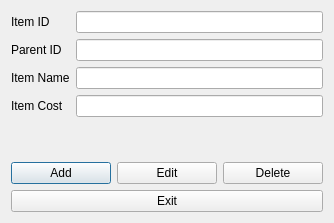
khaller1/CS1D-PROJECT-1, file addmenu.ui: the form before one commit.
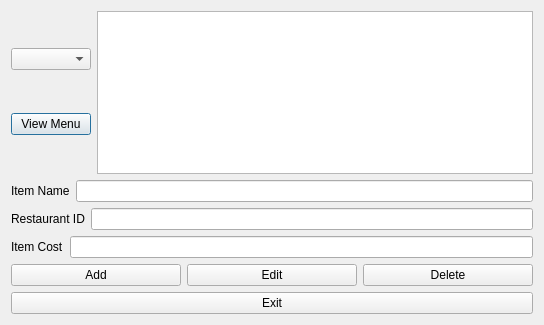
The form after the commit.

What changed in the file:
```diff
--- a/addmenu.ui
+++ b/addmenu.ui
@@ -6,62 +6,83 @@
    <rect>
     <x>0</x>
     <y>0</y>
-    <width>334</width>
-    <height>223</height>
+    <width>544</width>
+    <height>325</height>
    </rect>
   </property>
   <property name="windowTitle">
    <string>Dialog</string>
   </property>
-  <layout class="QGridLayout" name="gridLayout">
-   <item row="0" column="0">
+  <layout class="QVBoxLayout" name="verticalLayout_4">
+   <item>
+    <layout class="QHBoxLayout" name="horizontalLayout_2">
+     <item>
     <layout class="QVBoxLayout" name="verticalLayout_2">
      <item>
-      <layout class="QVBoxLayout" name="verticalLayout">
+        <widget class="QComboBox" name="RestaurantCombo"/>
+       </item>
+       <item>
+        <widget class="QPushButton" name="ViewMenu">
+         <property name="text">
+          <string>View Menu</string>
+         </property>
+        </widget>
+       </item>
+      </layout>
+     </item>
+     <item>
+      <widget class="QTableView" name="MenuTable"/>
+     </item>
+    </layout>
+   </item>
+   <item>
+    <layout class="QVBoxLayout" name="verticalLayout_3">
        <item>
         <layout class="QFormLayout" name="formLayout">
          <item row="0" column="0">
-          <widget class="QLabel" name="label">
-           <property name="text">
-            <string>Item ID</string>
-           </property>
-          </widget>
-         </item>
-         <item row="0" column="1">
-          <widget class="QLineEdit" name="lineEdit_id"/>
-         </item>
-         <item row="1" column="0">
-          <widget class="QLabel" name="label_2">
-           <property name="text">
-            <string>Parent ID</string>
-           </property>
-          </widget>
-         </item>
-         <item row="1" column="1">
-          <widget class="QLineEdit" name="lineEdit_parent"/>
-         </item>
-         <item row="2" column="0">
           <widget class="QLabel" name="label_3">
            <property name="text">
             <string>Item Name</string>
            </property>
           </widget>
          </item>
-         <item row="2" column="1">
+       <item row="0" column="1">
           <widget class="QLineEdit" name="lineEdit_name"/>
          </item>
-         <item row="3" column="0">
+      </layout>
+     </item>
+     <item>
+      <layout class="QFormLayout" name="formLayout_3">
+       <item row="0" column="0">
+        <widget class="QLabel" name="label">
+         <property name="text">
+          <string>Restaurant ID</string>
+         </property>
+        </widget>
+       </item>
+       <item row="0" column="1">
+        <widget class="QLineEdit" name="lineEdit_id"/>
+       </item>
+      </layout>
+     </item>
+     <item>
+      <layout class="QFormLayout" name="formLayout_2">
+       <item row="0" column="0">
           <widget class="QLabel" name="label_4">
            <property name="text">
             <string>Item Cost</string>
            </property>
           </widget>
          </item>
-         <item row="3" column="1">
+       <item row="0" column="1">
           <widget class="QLineEdit" name="lineEdit_cost"/>
          </item>
         </layout>
        </item>
+    </layout>
+   </item>
+   <item>
+    <layout class="QVBoxLayout" name="verticalLayout">
        <item>
         <layout class="QHBoxLayout" name="horizontalLayout">
          <item>
@@ -87,8 +108,6 @@
          </item>
         </layout>
        </item>
-      </layout>
-     </item>
      <item>
       <widget class="QPushButton" name="pushButton_exit">
        <property name="text">
```
Left out of the diff: 7 changed lines with no effect on the pictures. Lines whose indentation alone changed are shown as unchanged.
